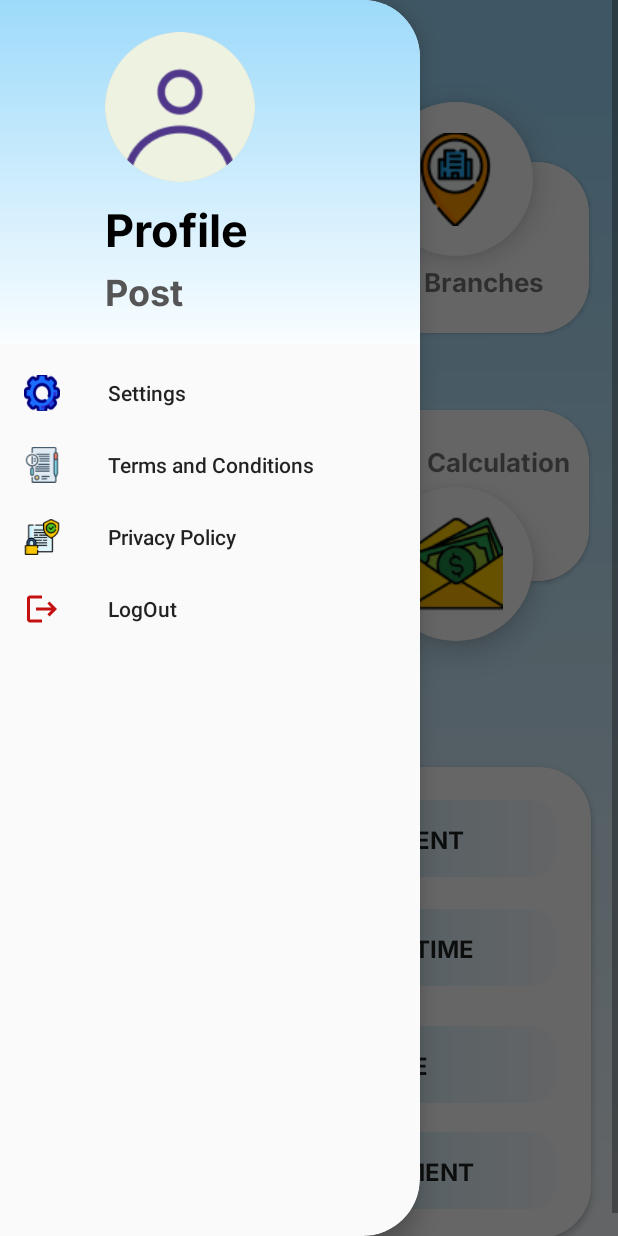
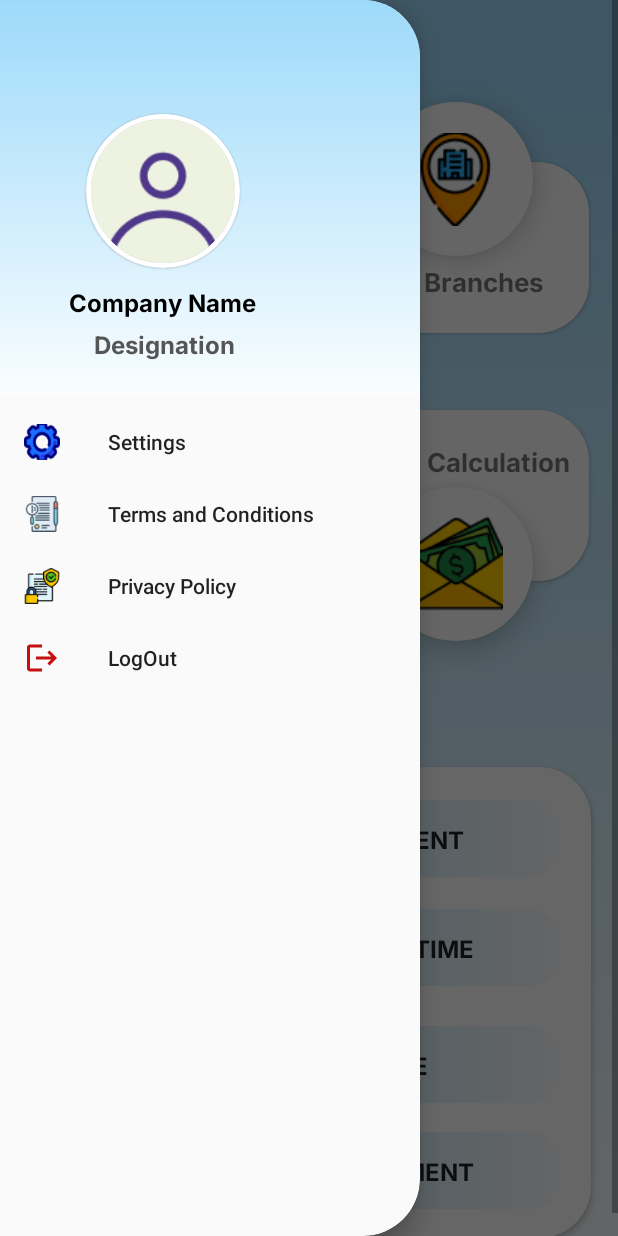
Before and after one commit to vr1322/attendance, an Android app: the home screen opened directly, with no data from a screen before it, with the side drawer open, on a phone screen of 412 x 824 dp. Run offline under Robolectric (Android 15) with nearby library versions, the phone set to English and light mode, and no system bars; our stand-ins replace CircleImageView, Volley; pictures from the network do not load.

Commit message:
connected database on home

```diff
--- a/app/src/main/java/com/example/attendance/home.java
+++ b/app/src/main/java/com/example/attendance/home.java
@@ -2,30 +2,54 @@ package com.example.attendance;
 
 import android.annotation.SuppressLint;
 import android.content.Intent;
+import android.content.SharedPreferences;
 import android.graphics.drawable.Drawable;
-import android.graphics.drawable.InsetDrawable;
+import android.net.Uri;
 import android.os.Bundle;
+import android.util.Log;
 import android.view.MenuItem;
 import android.view.View;
 import android.widget.ImageButton;
-import android.widget.ImageView;
+import android.widget.TextView;
+import android.widget.Toast;
+
 import androidx.annotation.NonNull;
 import androidx.appcompat.app.ActionBarDrawerToggle;
 import androidx.appcompat.app.AppCompatActivity;
 import androidx.appcompat.widget.Toolbar;
 import androidx.cardview.widget.CardView;
-import androidx.core.content.res.ResourcesCompat;
 import androidx.core.view.GravityCompat;
 import androidx.drawerlayout.widget.DrawerLayout;
+
+import com.android.volley.Request;
+import com.android.volley.Response;
+import com.android.volley.VolleyError;
+import com.android.volley.toolbox.StringRequest;
+import com.bumptech.glide.Glide;
 import com.google.android.material.navigation.NavigationView;
 
-public class home extends AppCompatActivity {  // Renamed to follow conventions
+import org.json.JSONException;
+import org.json.JSONObject;
+
+import java.util.HashMap;
+import java.util.Map;
+
+import de.hdodenhof.circleimageview.CircleImageView;
+
+public class home extends AppCompatActivity {
     private ImageButton el_button, ab_Button, ma_Button, sal_Button;
     private CardView el_View, ab_View, ma_View, sal_View;
     private DrawerLayout drawerLayout;
     private ActionBarDrawerToggle actionBarDrawerToggle;
     private Toolbar toolbar;
     private NavigationView navigationView;
+
+    // Navigation Header Views
+    private CircleImageView profilePic;
+    private TextView companyName, designation;
+
+    private String apiUrlFetch = "http://192.168.168.239/ems_api/get_admin_profile.php";
+    private String companyCode = "";
 
     @SuppressLint({"MissingInflatedId", "WrongViewCast"})
     @Override
@@ -46,7 +70,8 @@ public class home extends AppCompatActivity {  // Renamed to follow conventions
         // Setup Toolbar
         toolbar = findViewById(R.id.toolbar);
         setSupportActionBar(toolbar);
-        getSupportActionBar().setTitle("E-Attendence");
+        getSupportActionBar().setTitle("E-Attendance");
+
         // Setup Drawer Layout
         drawerLayout = findViewById(R.id.drawer_layout);
         actionBarDrawerToggle = new ActionBarDrawerToggle(
@@ -57,26 +82,35 @@ public class home extends AppCompatActivity {  // Renamed to follow conventions
         // Setup Navigation View
         navigationView = findViewById(R.id.nav_view);
         navigationView.setItemIconTintList(null);
-        navigationView.setNavigationItemSelectedListener(new NavigationView.OnNavigationItemSelectedListener() {
-            @Override
-            public boolean onNavigationItemSelected(@NonNull MenuItem item) {
-                int id = item.getItemId();
+        navigationView.setNavigationItemSelectedListener(item -> {
+            if (item.getItemId() == R.id.settings) {
+                startActivity(new Intent(home.this, settings.class));
+            }
+            drawerLayout.closeDrawer(GravityCompat.START);
+            return true;
+        });
 
-                // Handle navigation item clicks
-                if (id == R.id.settings) {
-                    startActivity(new Intent(home.this, settings.class));
-                }
-                drawerLayout.closeDrawer(GravityCompat.START); // Close drawer
-                return true;
-            }
-        });
+        // Initialize Navigation Header Views
+        View headerView = navigationView.getHeaderView(0);
+        profilePic = headerView.findViewById(R.id.profilePic);
+        companyName = headerView.findViewById(R.id.companyName);
+        designation = headerView.findViewById(R.id.designation);
+
+        // Load Company Code from Shared Preferences
+        SharedPreferences sharedPreferences = getSharedPreferences("AdminPrefs", MODE_PRIVATE);
+        companyCode = sharedPreferences.getString("company_code", "").trim();
+
+        if (companyCode.isEmpty()) {
+            Toast.makeText(this, "Company code is missing!", Toast.LENGTH_SHORT).show();
+        } else {
+            fetchAdminDetails();
+        }
 
         // Assign Click Listeners
         assignClickListener(el_button, emp_list.class);
         assignClickListener(ab_Button, AddBranchActivity.class);
         assignClickListener(ma_Button, add_emp.class);
         assignClickListener(sal_Button, salary_calculation.class);
-
         assignClickListener(el_View, emp_list.class);
         assignClickListener(ab_View, AddBranchActivity.class);
         assignClickListener(ma_View, add_emp.class);
@@ -84,15 +118,40 @@ public class home extends AppCompatActivity {  // Renamed to follow conventions
     }
 
     /**
+     * Fetches Admin details from API and updates the Nav Drawer Header.
+     */
+    private void fetchAdminDetails() {
+        StringRequest stringRequest = new StringRequest(Request.Method.GET, apiUrlFetch + "?company_code=" + companyCode,
+                response -> {
+                    try {
+                        JSONObject jsonObject = new JSONObject(response);
+                        if (jsonObject.getString("status").equals("success")) {
+                            JSONObject data = jsonObject.getJSONObject("data");
+
+                            companyName.setText(data.getString("company_name"));
+                            designation.setText(data.getString("designation"));
+
+                            String profileUrl = data.getString("profile_picture");
+                            if (!profileUrl.isEmpty()) {
+                                Glide.with(this).load(profileUrl).into(profilePic);
+                            }
+                        } else {
+                            Toast.makeText(home.this, jsonObject.getString("message"), Toast.LENGTH_SHORT).show();
+                        }
+                    } catch (JSONException e) {
+                        e.printStackTrace();
+                        Toast.makeText(home.this, "Error parsing response!", Toast.LENGTH_SHORT).show();
+                    }
+                },
+                error -> Toast.makeText(home.this, "Failed to fetch admin details!", Toast.LENGTH_SHORT).show());
+
+        VolleySingleton.getInstance(this).addToRequestQueue(stringRequest);
+    }
+
+    /**
      * Helper method to assign click listeners to buttons and views.
      */
     private void assignClickListener(View view, final Class<?> targetActivity) {
-        view.setOnClickListener(new View.OnClickListener() {
-            @Override
-            public void onClick(View v) {
-                Intent intent = new Intent(home.this, targetActivity);
-                startActivity(intent);
-            }
-        });
+        view.setOnClickListener(v -> startActivity(new Intent(home.this, targetActivity)));
     }
 }
--- a/app/src/main/res/layout/header.xml
+++ b/app/src/main/res/layout/header.xml
@@ -1,47 +1,56 @@
 <?xml version="1.0" encoding="utf-8"?>
 <LinearLayout xmlns:android="http://schemas.android.com/apk/res/android"
     android:layout_width="match_parent"
-    android:layout_height="230dp"
+    android:layout_height="@dimen/dp230"
     xmlns:app="http://schemas.android.com/apk/res-auto"
     android:orientation="vertical"
     android:background="@drawable/gradient_bg"
     android:gravity="bottom"
-    android:paddingTop="20dp"
-    android:paddingBottom="20dp"
-    android:paddingLeft="70dp">
+    android:paddingTop="@dimen/dp20"
+    android:paddingBottom="@dimen/dp20">
 
     <androidx.cardview.widget.CardView
-        android:layout_width="100dp"
-        android:layout_height="100dp"
-        app:cardCornerRadius="50dp"
-        app:cardElevation="0dp"
-        android:backgroundTint="#D1D1D1" >
+        android:layout_width="@dimen/dp90"
+        android:layout_height="@dimen/dp90"
+        app:cardCornerRadius="@dimen/dp50"
+        app:cardElevation="@dimen/dp1"
+        android:backgroundTint="#D1D1D1"
+        android:layout_marginStart="@dimen/dp50">
 
-    <ImageView
-        android:layout_width="match_parent"
-        android:layout_height="match_parent"
-        android:src="@drawable/ic_profile"/>
+        <de.hdodenhof.circleimageview.CircleImageView
+            android:id="@+id/profilePic"
+            android:layout_width="@dimen/dp90"
+            android:layout_height="@dimen/dp90"
+            android:src="@drawable/ic_profile"
+            android:background="@android:color/transparent"
+            app:civ_border_width="@dimen/dp3"
+            app:civ_border_color="@color/white" />
 
     </androidx.cardview.widget.CardView>
 
 
     <TextView
-        android:layout_width="match_parent"
+        android:id="@+id/companyName"
+        android:layout_width="wrap_content"
         android:layout_height="wrap_content"
-        android:text="Profile"
-        android:textSize="30dp"
+        android:text="Company Name"
+        android:textSize="@dimen/dp14"
         android:textColor="@color/black"
         android:textStyle="bold"
-        android:layout_marginTop="10dp"
-        android:layout_marginBottom="5dp"
-        android:fontFamily="@font/inter_bold"/>
+        android:layout_marginTop="@dimen/dp10"
+        android:layout_marginEnd="@dimen/dp60"
+        android:layout_marginBottom="@dimen/dp5"
+        android:fontFamily="@font/inter_bold"
+        android:layout_marginStart="@dimen/dp40"/>
 
     <TextView
-        android:layout_width="match_parent"
+        android:id="@+id/designation"
+        android:layout_width="wrap_content"
         android:layout_height="wrap_content"
-        android:text="Post"
-        android:textSize="24dp"
+        android:text="Designation"
+        android:textSize="@dimen/dp14"
         android:textColor="#565555"
-        android:fontFamily="@font/inter_bold"/>
+        android:fontFamily="@font/inter_bold"
+        android:layout_marginStart="@dimen/dp55" />
 
 </LinearLayout>
```
